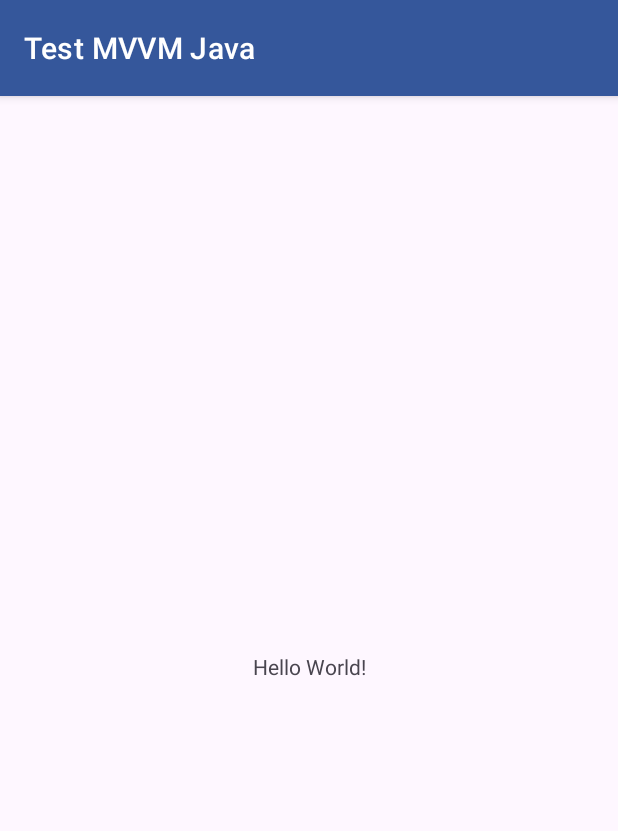
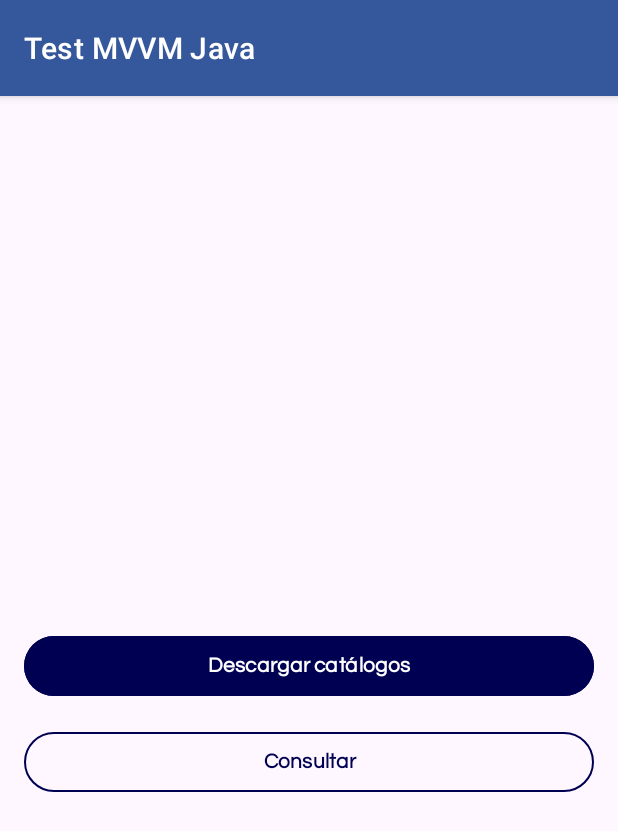
Before and after one commit to RolandoSelvera/Test_MVVM_Java, an Android app: the screen it shows after launch (MainActivity), on a phone screen of 412 x 824 dp. Shown: the top 831 px of the screen. Run offline under Robolectric (Android 15) with nearby library versions, the phone set to English and light mode, and no system bars; our stand-ins replace data binding.

Commit message:
[feature]: Create BaseActivity and screens.

```diff
--- /dev/null
+++ b/app/src/main/java/com/rolandoselvera/testmvvmjava/views/activities/base/BaseActivity.java
@@ -0,0 +1,80 @@
+package com.rolandoselvera.testmvvmjava.views.activities.base;
+
+import android.content.Context;
+import android.os.Bundle;
+import android.view.View;
+import android.view.inputmethod.InputMethodManager;
+import android.widget.Toast;
+
+import androidx.annotation.LayoutRes;
+import androidx.appcompat.app.ActionBar;
+import androidx.appcompat.app.AppCompatActivity;
+import androidx.databinding.DataBindingUtil;
+import androidx.databinding.ViewDataBinding;
+
+import com.rolandoselvera.testmvvmjava.views.components.DialogScreenProgress;
+
+public abstract class BaseActivity<B extends ViewDataBinding> extends AppCompatActivity {
+
+    protected B binding;
+    private DialogScreenProgress dialogProgress;
+    private ActionBar actionBar;
+
+    @LayoutRes
+    protected abstract int getLayoutRes();
+
+    protected abstract void initializeView();
+
+    protected abstract void initComponents();
+
+    @Override
+    protected void onCreate(Bundle savedInstanceState) {
+        super.onCreate(savedInstanceState);
+        if (getLayoutRes() != 0) {
+            binding = DataBindingUtil.setContentView(this, getLayoutRes());
+        }
+
+        initializeView();
+        initComponents();
+    }
+
+    @Override
+    public void onDestroy() {
+        super.onDestroy();
+        if (null != dialogProgress && dialogProgress.isShowing()) {
+            dialogProgress.cancel();
+        }
+    }
+
+    @Override
+    public void onBackPressed() {
+        super.onBackPressed();
+    }
+
+    public void hideKeyboard(View input) {
+        final InputMethodManager imm = (InputMethodManager) getSystemService(Context.INPUT_METHOD_SERVICE);
+        imm.hideSoftInputFromWindow(input.getWindowToken(), 0);
+    }
+
+    protected void setToolbarTitle(String title) {
+        actionBar = getSupportActionBar();
+        if (actionBar != null) actionBar.setTitle(title);
+    }
+
+    protected void showProgress() {
+        if (null == dialogProgress) {
+            dialogProgress = new DialogScreenProgress(this);
+        }
+        dialogProgress.show();
+    }
+
+    protected void dismissProgress() {
+        if (null != dialogProgress && dialogProgress.isShowing()) {
+            dialogProgress.cancel();
+        }
+    }
+
+    protected void toast(String message) {
+        Toast.makeText(this, message, Toast.LENGTH_SHORT).show();
+    }
+}
--- a/app/src/main/java/com/rolandoselvera/testmvvmjava/views/activities/main/MainActivity.java
+++ b/app/src/main/java/com/rolandoselvera/testmvvmjava/views/activities/main/MainActivity.java
@@ -1,16 +1,33 @@
 package com.rolandoselvera.testmvvmjava.views.activities.main;
 
-import androidx.appcompat.app.AppCompatActivity;
-
-import android.os.Bundle;
+import android.content.Intent;
 
 import com.rolandoselvera.testmvvmjava.R;
+import com.rolandoselvera.testmvvmjava.databinding.ActivityMainBinding;
+import com.rolandoselvera.testmvvmjava.views.activities.base.BaseActivity;
+import com.rolandoselvera.testmvvmjava.views.activities.downloadscreen.DownloadActivity;
+import com.rolandoselvera.testmvvmjava.views.activities.resultsscreen.ResultsActivity;
 
-public class MainActivity extends AppCompatActivity {
+public class MainActivity extends BaseActivity<ActivityMainBinding> {
 
     @Override
-    protected void onCreate(Bundle savedInstanceState) {
-        super.onCreate(savedInstanceState);
-        setContentView(R.layout.activity_main);
+    protected int getLayoutRes() {
+        return R.layout.activity_main;
+    }
+
+    @Override
+    protected void initializeView() {
+
+    }
+
+    @Override
+    protected void initComponents() {
+        binding.buttonDownload.setOnClickListener(v -> {
+            startActivity(new Intent(this, DownloadActivity.class));
+        });
+
+        binding.buttonShowResults.setOnClickListener(v -> {
+            startActivity(new Intent(this, ResultsActivity.class));
+        });
     }
 }
--- a/app/src/main/res/layout/activity_main.xml
+++ b/app/src/main/res/layout/activity_main.xml
@@ -1,18 +1,48 @@
 <?xml version="1.0" encoding="utf-8"?>
-<androidx.constraintlayout.widget.ConstraintLayout xmlns:android="http://schemas.android.com/apk/res/android"
+<layout xmlns:android="http://schemas.android.com/apk/res/android"
     xmlns:app="http://schemas.android.com/apk/res-auto"
-    xmlns:tools="http://schemas.android.com/tools"
+    xmlns:tools="http://schemas.android.com/tools">
+
+    <data>
+
+    </data>
+
+    <androidx.constraintlayout.widget.ConstraintLayout
         android:layout_width="match_parent"
         android:layout_height="match_parent"
         tools:context=".views.activities.main.MainActivity">
 
-    <TextView
-        android:layout_width="wrap_content"
+        <com.google.android.material.button.MaterialButton
+            android:id="@+id/buttonDownload"
+            android:layout_width="0dp"
             android:layout_height="wrap_content"
-        android:text="Hello World!"
+            android:layout_marginStart="@dimen/dimen_16"
+            android:layout_marginEnd="@dimen/dimen_16"
+            android:backgroundTint="@color/primaryColor"
+            android:fontFamily="@font/questrial"
+            android:text="@string/download"
+            android:textColor="@color/white"
+            android:textStyle="bold"
             app:layout_constraintBottom_toBottomOf="parent"
             app:layout_constraintEnd_toEndOf="parent"
             app:layout_constraintStart_toStartOf="parent"
             app:layout_constraintTop_toTopOf="parent" />
 
+        <com.google.android.material.button.MaterialButton
+            android:id="@+id/buttonShowResults"
+            style="@style/ButtonOutlinedStyle"
+            android:layout_width="0dp"
+            android:layout_height="wrap_content"
+            android:layout_marginStart="@dimen/dimen_16"
+            android:layout_marginTop="@dimen/dimen_16"
+            android:layout_marginEnd="@dimen/dimen_16"
+            android:fontFamily="@font/questrial"
+            android:text="@string/results"
+            android:textColor="@color/primaryColor"
+            android:textStyle="bold"
+            app:layout_constraintEnd_toEndOf="parent"
+            app:layout_constraintStart_toStartOf="parent"
+            app:layout_constraintTop_toBottomOf="@id/buttonDownload" />
+
     </androidx.constraintlayout.widget.ConstraintLayout>
+</layout>
--- a/app/src/main/res/values/colors.xml
+++ b/app/src/main/res/values/colors.xml
@@ -2,6 +2,7 @@
 <resources>
     <color name="black">#FF000000</color>
     <color name="white">#FFFFFFFF</color>
+    <color name="transparencyBg">#99000000</color>
 
     <color name="primaryColor">#000052</color>
     <color name="secondaryColor">#35579B</color>
--- a/app/src/main/res/values/strings.xml
+++ b/app/src/main/res/values/strings.xml
@@ -1,3 +1,6 @@
 <resources>
     <string name="app_name">Test MVVM Java</string>
+    <string name="download">Descargar catálogos</string>
+    <string name="results">Consultar</string>
+    <string name="catalog">Catálogo</string>
 </resources>
--- a/app/src/main/res/values/styles.xml
+++ b/app/src/main/res/values/styles.xml
@@ -1,4 +1,7 @@
 <?xml version="1.0" encoding="utf-8"?>
 <resources>
 
+    <style name="ButtonOutlinedStyle" parent="Widget.Material3.Button.OutlinedButton">
+        <item name="strokeColor">@color/primaryColor</item>
+    </style>
 </resources>
```
Also changed, not shown: app/src/main/AndroidManifest.xml (+11 -0 lines), app/src/main/java/com/rolandoselvera/testmvvmjava/data/models/Abastecimiento.java (added, +33 -0 lines), app/src/main/java/com/rolandoselvera/testmvvmjava/data/models/SanitAbastecimiento.java (added, +76 -0 lines), app/src/main/java/com/rolandoselvera/testmvvmjava/views/activities/downloadscreen/DownloadActivity.java (added, +23 -0 lines), app/src/main/java/com/rolandoselvera/testmvvmjava/views/activities/resultsscreen/ResultsActivity.java (added, +23 -0 lines), app/src/main/java/com/rolandoselvera/testmvvmjava/views/components/DialogScreenProgress.java (added, +38 -0 lines), app/src/main/res/layout/activity_download.xml (added, +16 -0 lines), app/src/main/res/layout/activity_results.xml (added, +16 -0 lines), app/src/main/res/layout/dialog_screen_progress.xml (added, +18 -0 lines). Lines whose indentation alone changed are shown as unchanged.
